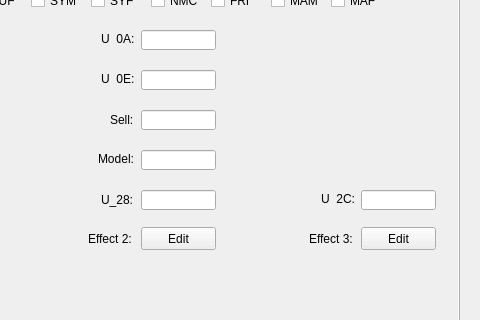
This is mainwindow.ui in eterniti/xv2skillcreat as Qt 5 draws it before an edit; both pictures show x 181 to 661 and y 172 to 492 of the 661 by 675 pixel window. The edited form follows.
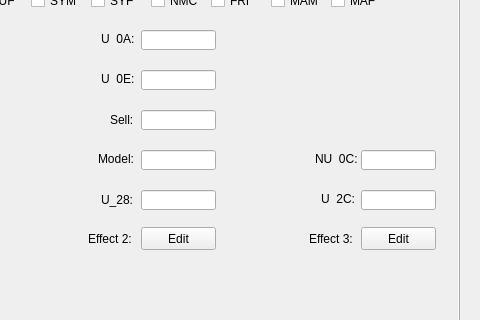
This is the edited form. The open tabs and pages were chosen to show the change.

What changed in the file:
```diff
--- a/mainwindow.ui
+++ b/mainwindow.ui
@@ -1784,6 +1784,29 @@
        <string>Enable IDB</string>
       </property>
      </widget>
+     <widget class="QLineEdit" name="idbNU0CEdit">
+      <property name="geometry">
+       <rect>
+        <x>520</x>
+        <y>228</y>
+        <width>75</width>
+        <height>20</height>
+       </rect>
+      </property>
+     </widget>
+     <widget class="QLabel" name="label_106">
+      <property name="geometry">
+       <rect>
+        <x>474</x>
+        <y>230</y>
+        <width>47</width>
+        <height>13</height>
+       </rect>
+      </property>
+      <property name="text">
+       <string>NU_0C:</string>
+      </property>
+     </widget>
     </widget>
     <widget class="QWidget" name="pupTab">
      <property name="autoFillBackground">
```
